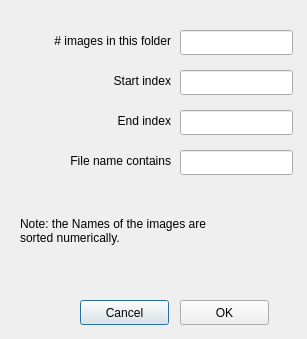
Above: dialog_import_im_sequence.ui from ccwang92/embryoTracker before the change. Below: the same form after it.
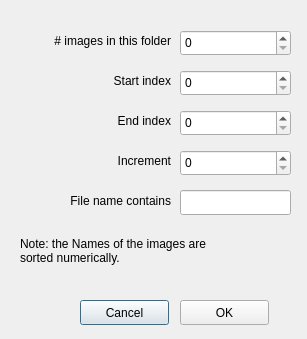
That is the form after the change.

```diff
--- a/dialog_import_im_sequence.ui
+++ b/dialog_import_im_sequence.ui
@@ -29,29 +29,6 @@
     <set>Qt::AlignRight|Qt::AlignTrailing|Qt::AlignVCenter</set>
    </property>
   </widget>
-  <widget class="QLineEdit" name="LE_num_im_overall">
-   <property name="geometry">
-    <rect>
-     <x>180</x>
-     <y>30</y>
-     <width>113</width>
-     <height>25</height>
-    </rect>
-   </property>
-  </widget>
-  <widget class="QLineEdit" name="LE_start_im_id">
-   <property name="geometry">
-    <rect>
-     <x>180</x>
-     <y>70</y>
-     <width>113</width>
-     <height>25</height>
-    </rect>
-   </property>
-   <property name="text">
-    <string/>
-   </property>
-  </widget>
   <widget class="QLabel" name="label_2">
    <property name="geometry">
     <rect>
@@ -84,25 +61,12 @@
     <set>Qt::AlignRight|Qt::AlignTrailing|Qt::AlignVCenter</set>
    </property>
   </widget>
-  <widget class="QLineEdit" name="LE_end_im_id">
-   <property name="geometry">
-    <rect>
-     <x>180</x>
-     <y>110</y>
-     <width>113</width>
-     <height>25</height>
-    </rect>
-   </property>
-   <property name="text">
-    <string/>
-   </property>
-  </widget>
   <widget class="QLineEdit" name="LE_name_key_word">
    <property name="geometry">
     <rect>
      <x>180</x>
-     <y>150</y>
-     <width>113</width>
+     <y>190</y>
+     <width>111</width>
      <height>25</height>
     </rect>
    </property>
@@ -114,7 +78,7 @@
    <property name="geometry">
     <rect>
      <x>10</x>
-     <y>150</y>
+     <y>190</y>
      <width>161</width>
      <height>21</height>
     </rect>
@@ -130,7 +94,7 @@
    <property name="geometry">
     <rect>
      <x>20</x>
-     <y>200</y>
+     <y>220</y>
      <width>311</width>
      <height>61</height>
     </rect>
@@ -166,6 +130,62 @@
     <string>OK</string>
    </property>
   </widget>
+  <widget class="QLabel" name="label_6">
+   <property name="geometry">
+    <rect>
+     <x>10</x>
+     <y>150</y>
+     <width>161</width>
+     <height>21</height>
+    </rect>
+   </property>
+   <property name="text">
+    <string>Increment</string>
+   </property>
+   <property name="alignment">
+    <set>Qt::AlignRight|Qt::AlignTrailing|Qt::AlignVCenter</set>
+   </property>
+  </widget>
+  <widget class="QSpinBox" name="increment_SpBox">
+   <property name="geometry">
+    <rect>
+     <x>180</x>
+     <y>150</y>
+     <width>111</width>
+     <height>26</height>
+    </rect>
+   </property>
+  </widget>
+  <widget class="QSpinBox" name="end_id_SpBox">
+   <property name="geometry">
+    <rect>
+     <x>180</x>
+     <y>110</y>
+     <width>111</width>
+     <height>26</height>
+    </rect>
+   </property>
+  </widget>
+  <widget class="QSpinBox" name="start_id_SpBox">
+   <property name="geometry">
+    <rect>
+     <x>180</x>
+     <y>70</y>
+     <width>111</width>
+     <height>26</height>
+    </rect>
+   </property>
+  </widget>
+  <widget class="QSpinBox" name="num_im_SpBox">
+   <property name="geometry">
+    <rect>
+     <x>180</x>
+     <y>30</y>
+     <width>111</width>
+     <height>26</height>
+    </rect>
+   </property>
+  </widget>
  </widget>
  <resources/>
  <connections/>
```
Left out of the diff: 4 changed lines with no effect on the pictures.
